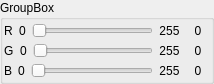
This is pro/xml/colorbox.ui in zingibertram/igs-l4 as Qt 5 draws it before an edit. The edited form follows.
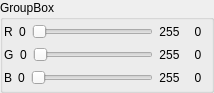
This is the edited form.

```diff
--- a/pro/xml/colorbox.ui
+++ b/pro/xml/colorbox.ui
@@ -7,7 +7,7 @@
     <x>0</x>
     <y>0</y>
     <width>207</width>
-    <height>84</height>
+    <height>93</height>
    </rect>
   </property>
   <property name="sizePolicy">
```
Left out of the diff: 2 changed lines with no effect on the pictures.
